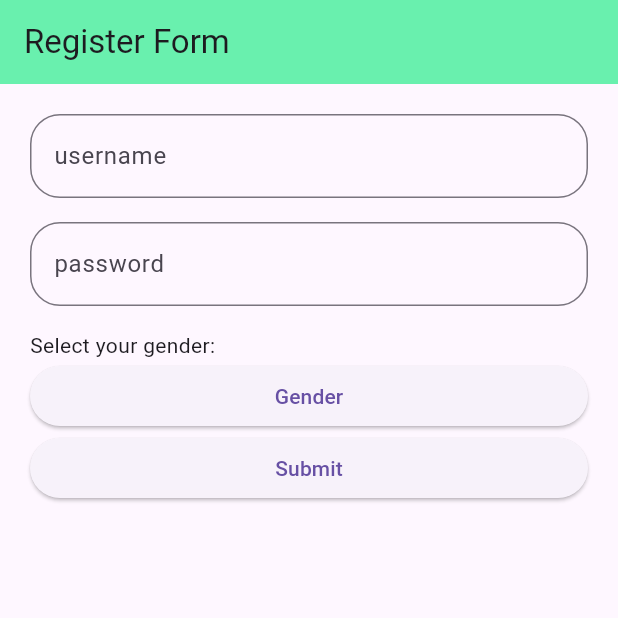
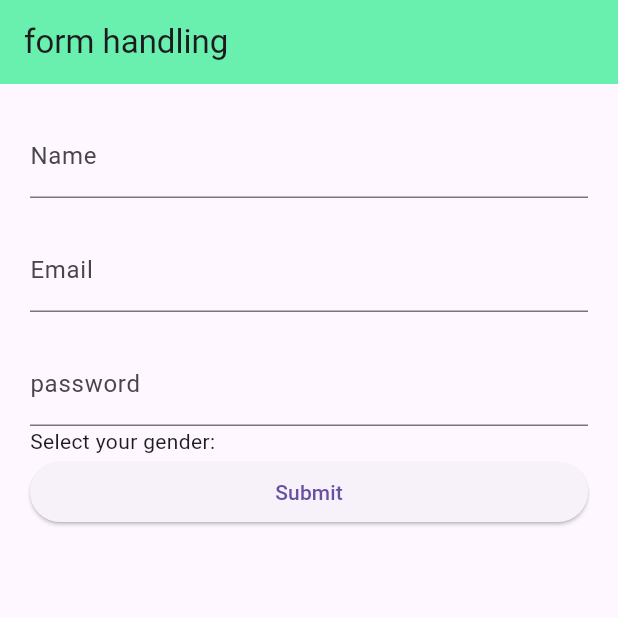
Before and after one commit to Kleinnnn1/formHandling, a Flutter app: the screen it shows after launch, on a phone screen of 412 x 824 dp, the top half of it. Run offline on Flutter 3.47's test engine with Material 3 defaults, Android fonts, the phone set to English and light mode, and no system bars.

Commit message:
updated form handling

```diff
--- a/lib/main.dart
+++ b/lib/main.dart
@@ -13,8 +13,14 @@ class MainApp extends StatefulWidget {
 
 class _MainAppState extends State<MainApp> {
   bool isListVisible = false;
+
   List genderList = ['male', 'female'];
 
+  var formKey = GlobalKey<FormState>();
+
+  TextEditingController nameController = TextEditingController();
+  TextEditingController emailController = TextEditingController();
+  TextEditingController passwordController = TextEditingController();
 
   @override
   Widget build(BuildContext context) {
@@ -23,70 +29,56 @@ class _MainAppState extends State<MainApp> {
       home: Scaffold(
 
         appBar: AppBar(
-          title: Text('Register Form'),
+          title: Text('form handling'),
           backgroundColor:Colors.greenAccent,
         ),
         body: ListView(
-          padding: EdgeInsets.all(20.0),
+          key: formKey,
+          padding:  const EdgeInsets.all(20),
           children: [
-            Padding(padding: EdgeInsets.symmetric(horizontal: 8.0)),
-            TextField(
-              decoration: InputDecoration(
-                labelText: 'username',
-                hintText: 'username',
-                border: OutlineInputBorder(
-                  borderRadius: BorderRadius.circular(20.0),
-                ),
-                floatingLabelBehavior: FloatingLabelBehavior.auto,
+
+            TextFormField(
+              controller: nameController,
+              keyboardType:  TextInputType.name,
+              decoration: const InputDecoration(
+                hintText: "Name",
+                labelText: "Name"
+
               ),
+              validator: (value) {
+                return (value == '') ? 'Please enter name' : null;
+
+              },
+
             ),
-          Padding(padding: EdgeInsets.symmetric(vertical: 8.0)),
-            TextField(
+            const SizedBox(height: 20),
+            TextFormField(
+              controller: emailController,
+              keyboardType: TextInputType.name,
+              decoration: const InputDecoration(
+                hintText: 'Email',
+                labelText: 'Email',
+              ),
+              validator: (value) {
+                return(value == '') ? 'Please enter email': null;
+              },
+            ),
+
+            const SizedBox(height: 20),
+            TextFormField(
               obscureText: true,
-              decoration: InputDecoration(
+              controller: passwordController,
+              keyboardType: TextInputType.name,
+              decoration: const InputDecoration(
+                hintText: 'password',
                 labelText: 'password',
-                hintText: 'password',
-                border: OutlineInputBorder(
-                  borderRadius: BorderRadius.circular(20.0),
-                ),
-                floatingLabelBehavior: FloatingLabelBehavior.auto
               ),
+
+
             ),
 
 
-          Padding(padding: EdgeInsets.symmetric(vertical: 8.0)),
             Text('Select your gender:'),
-
-            ElevatedButton(
-            onPressed: () {
-              setState(() {
-                isListVisible = !isListVisible;
-              });
-            },
-            child: const Text('Gender'),
-          ),
-          Visibility(
-            visible: isListVisible,
-            child: Column(
-              children: genderList
-                  .map(
-                    (gender) => Draggable<String>(
-                      data: gender,
-                      child: ListTile(
-                        title: Text(gender),
-                      ),
-                      feedback: Material(
-                        elevation: 5.0,
-                        child: ListTile(
-                          title: Text(gender),
-                          tileColor: Colors.grey[300],
-                        ),
-                      ),
-                    ),
-                  )
-                  .toList(),
-            ),
-          ),
 
 
 
@@ -94,6 +86,12 @@ class _MainAppState extends State<MainApp> {
 
 
           ElevatedButton(onPressed: () {
+            var isFormValid = formKey.currentState!.validate();
+            if (isFormValid) {
+
+
+            }
+
 
           },
 
```
